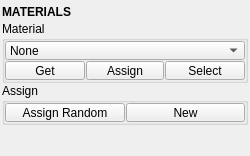
This is tentacle/ui/materials.ui in m3trik/tentacle as Qt 5 draws it before an edit. The edited form follows.
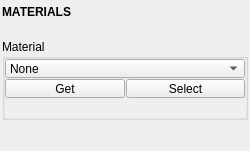
This is the edited form. Custom widgets are drawn as their Qt base class.

Patch:
```diff
--- a/tentacle/ui/materials.ui
+++ b/tentacle/ui/materials.ui
@@ -75,6 +75,19 @@
         </property>
        </widget>
       </item>
+      <item>
+       <widget class="ExpandableList" name="list001" native="true">
+        <property name="minimumSize">
+         <size>
+          <width>0</width>
+          <height>18</height>
+         </size>
+        </property>
+        <property name="autoFillBackground">
+         <bool>true</bool>
+        </property>
+       </widget>
+      </item>
       <item>
        <widget class="QGroupBox" name="group000">
         <property name="sizePolicy">
@@ -102,7 +115,7 @@
          <property name="spacing">
           <number>1</number>
          </property>
-         <item row="8" column="3" colspan="2">
+         <item row="8" column="2" colspan="2">
           <widget class="PushButton" name="tb000">
            <property name="enabled">
             <bool>true</bool>
@@ -127,32 +140,20 @@
            </property>
           </widget>
          </item>
-         <item row="8" column="2">
-          <widget class="QPushButton" name="b005">
-           <property name="enabled">
-            <bool>true</bool>
-           </property>
+         <item row="9" column="0" colspan="4">
+          <widget class="ExpandableList" name="list000" native="true">
            <property name="minimumSize">
             <size>
              <width>0</width>
-             <height>19</height>
+             <height>18</height>
             </size>
            </property>
-           <property name="maximumSize">
-            <size>
-             <width>16777215</width>
-             <height>19</height>
-            </size>
-           </property>
-           <property name="toolTip">
-            <string>Assign the current material to any currently selected objects.</string>
-           </property>
-           <property name="text">
-            <string>Assign</string>
+           <property name="autoFillBackground">
+            <bool>true</bool>
            </property>
           </widget>
          </item>
-         <item row="2" column="0" colspan="5">
+         <item row="2" column="0" colspan="4">
           <widget class="ComboBox" name="cmb002">
            <property name="minimumSize">
             <size>
@@ -216,86 +217,6 @@
         </layout>
        </widget>
       </item>
-      <item>
-       <widget class="QGroupBox" name="groupBox">
-        <property name="sizePolicy">
-         <sizepolicy hsizetype="Preferred" vsizetype="Fixed">
-          <horstretch>0</horstretch>
-          <verstretch>0</verstretch>
-         </sizepolicy>
-        </property>
-        <property name="title">
-         <string>Assign</string>
-        </property>
-        <layout class="QGridLayout" name="gridLayout_2">
-         <property name="leftMargin">
-          <number>0</number>
-         </property>
-         <property name="topMargin">
-          <number>0</number>
-         </property>
-         <property name="rightMargin">
-          <number>0</number>
-         </property>
-         <property name="bottomMargin">
-          <number>0</number>
-         </property>
-         <property name="spacing">
-          <number>1</number>
-         </property>
-         <item row="0" column="1">
-          <widget class="PushButton" name="b006">
-           <property name="enabled">
-            <bool>true</bool>
-           </property>
-           <property name="minimumSize">
-            <size>
-             <width>0</width>
-             <height>19</height>
-            </size>
-           </property>
-           <property name="maximumSize">
-            <size>
-             <width>16777215</width>
-             <height>19</height>
-            </size>
-           </property>
-           <property name="toolTip">
-            <string>Assign a new material to the current selection.</string>
-           </property>
-           <property name="text">
-            <string>New</string>
-           </property>
-          </widget>
-         </item>
-         <item row="0" column="0">
-          <widget class="PushButton" name="b004">
-           <property name="enabled">
-            <bool>true</bool>
-           </property>
-           <property name="minimumSize">
-            <size>
-             <width>0</width>
-             <height>19</height>
-            </size>
-           </property>
-           <property name="maximumSize">
-            <size>
-             <width>16777215</width>
-             <height>19</height>
-            </size>
-           </property>
-           <property name="toolTip">
-            <string>&lt;html&gt;&lt;head/&gt;&lt;body&gt;&lt;p&gt;Assign a new random material to any selected object(s).&lt;/p&gt;&lt;p&gt;&lt;br/&gt;&lt;span style=&quot; font-style:italic;&quot;&gt;You can click repeatedly until a desired color is found.&lt;/span&gt;&lt;/p&gt;&lt;/body&gt;&lt;/html&gt;</string>
-           </property>
-           <property name="text">
-            <string>Assign Random</string>
-           </property>
-          </widget>
-         </item>
-        </layout>
-       </widget>
-      </item>
       <item>
        <spacer name="verticalSpacer_2">
         <property name="orientation">
@@ -354,6 +275,12 @@
    <extends>QWidget</extends>
    <header>uitk.widgets.footer</header>
   </customwidget>
+  <customwidget>
+   <class>ExpandableList</class>
+   <extends>QWidget</extends>
+   <header>widgets.expandablelist.h</header>
+   <container>1</container>
+  </customwidget>
  </customwidgets>
  <resources/>
  <connections/>
```
